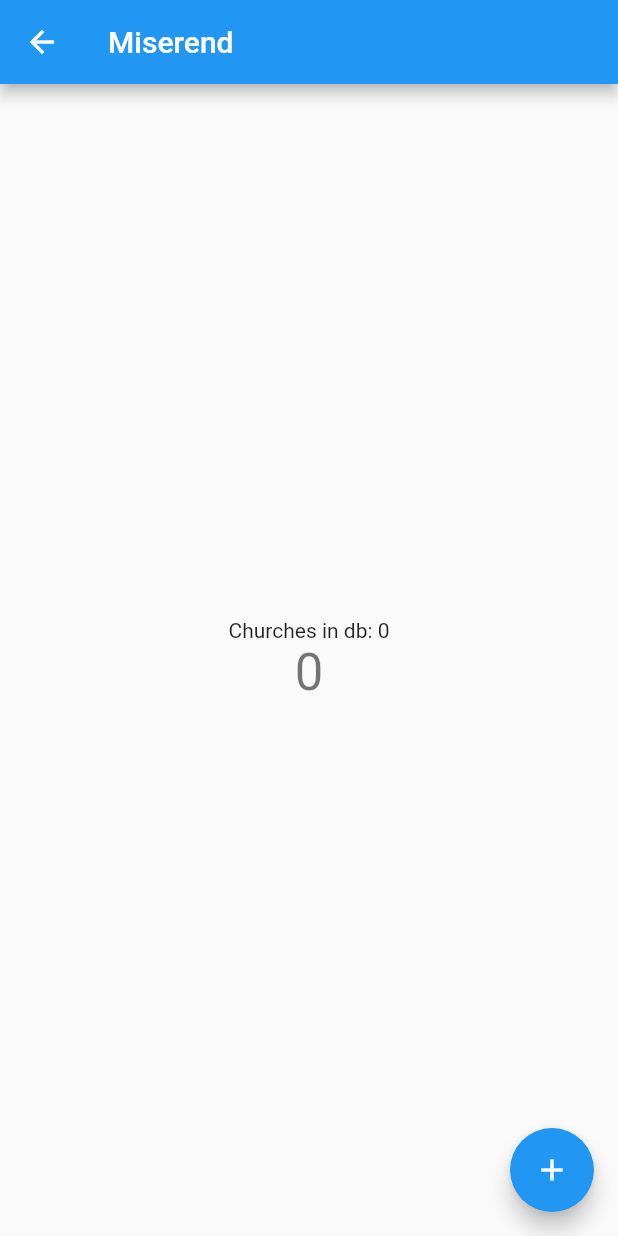
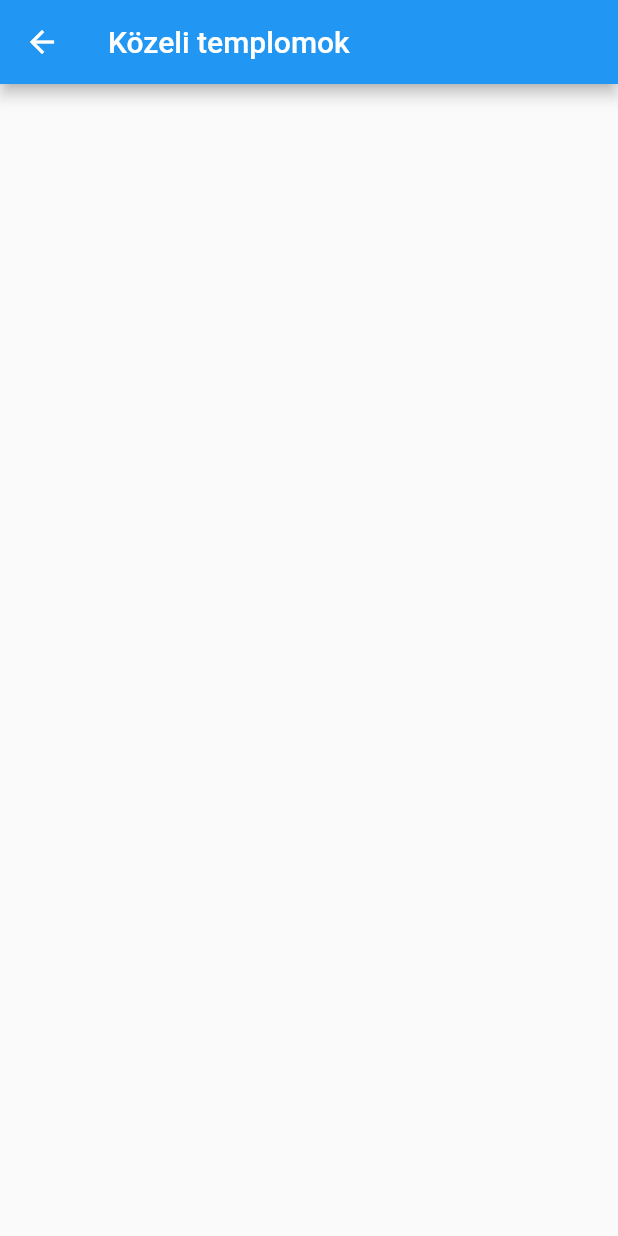
Before and after one commit to bmaczak/Miserend-Flutter, a Flutter app: the screen it shows after launch, on a phone screen of 412 x 824 dp. Run offline on Flutter 3.47's test engine with Material 2 defaults, Android fonts, the phone set to English and light mode, and no system bars; our stand-ins replace sqflite; accounts and stored records are empty; network calls fail.

Commit message:
Displaying church list

```diff
--- a/lib/database/church.dart
+++ b/lib/database/church.dart
@@ -1,6 +1,6 @@
 class Church {
   final int id;
-  final String name;
+  final String? name;
   final String? commonName;
   final bool? isGreek;
   final double? lat;
--- a/lib/main.dart
+++ b/lib/main.dart
@@ -34,100 +34,3 @@ class MyApp extends StatelessWidget {
     );
   }
 }
-
-class MyHomePage extends StatefulWidget {
-  const MyHomePage({super.key});
-
-  // This widget is the home page of your application. It is stateful, meaning
-  // that it has a State object (defined below) that contains fields that affect
-  // how it looks.
-
-  @override
-  State<MyHomePage> createState() => _MyHomePageState();
-}
-
-class _MyHomePageState extends State<MyHomePage> {
-  int _counter = 0;
-  String _message = "";
-
-  void _incrementCounter() {
-    setState(() {
-      // This call to setState tells the Flutter framework that something has
-      // changed in this State, which causes it to rerun the build method below
-      // so that the display can reflect the updated values. If we changed
-      // _counter without calling setState(), then the build method would not be
-      // called again, and so nothing would appear to happen.
-      _counter++;
-    });
-  }
-
-  @override
-  void initState() {
-    super.initState();
-    getMessage();
-  }
-
-  @override
-  Widget build(BuildContext context) {
-    // This method is rerun every time setState is called, for instance as done
-    // by the _incrementCounter method above.
-    //
-    // The Flutter framework has been optimized to make rerunning build methods
-    // fast, so that you can just rebuild anything that needs updating rather
-    // than having to individually change instances of widgets.
-    return Scaffold(
-      appBar: AppBar(
-        // Here we take the value from the MyHomePage object that was created by
-        // the App.build method, and use it to set our appbar title.
-        title: Text("Miserend"),
-      ),
-      body: Center(
-        // Center is a layout widget. It takes a single child and positions it
-        // in the middle of the parent.
-        child: Column(
-          // Column is also a layout widget. It takes a list of children and
-          // arranges them vertically. By default, it sizes itself to fit its
-          // children horizontally, and tries to be as tall as its parent.
-          //
-          // Invoke "debug painting" (press "p" in the console, choose the
-          // "Toggle Debug Paint" action from the Flutter Inspector in Android
-          // Studio, or the "Toggle Debug Paint" command in Visual Studio Code)
-          // to see the wireframe for each widget.
-          //
-          // Column has various properties to control how it sizes itself and
-          // how it positions its children. Here we use mainAxisAlignment to
-          // center the children vertically; the main axis here is the vertical
-          // axis because Columns are vertical (the cross axis would be
-          // horizontal).
-          mainAxisAlignment: MainAxisAlignment.center,
-          children: <Widget>[
-            Text(
-              '$_message',
-            ),
-            Text(
-              '$_counter',
-              style: Theme.of(context).textTheme.headline4,
-            ),
-          ],
-        ),
-      ),
-      floatingActionButton: FloatingActionButton(
-        onPressed: _incrementCounter,
-        tooltip: 'Increment',
-        child: const Icon(Icons.add),
-      ), // This trailing comma makes auto-formatting nicer for build methods.
-    );
-  }
-
-  Future<String> getMessage() async {
-    setState(() {
-      _message = "Loading churches...";
-    });
-    MiserendDatabase db = await MiserendDatabase.create();
-    List<Church> churches = await db.getAllChurches();
-    setState(() {
-      _message = 'Churches in db: ${churches.length}';
-    });
-    return _message;
-  }
-}
--- /dev/null
+++ b/lib/near_churches_page.dart
@@ -0,0 +1,53 @@
+import 'package:flutter/material.dart';
+
+import 'database/church.dart';
+import 'database/miserend_database.dart';
+
+class NearChurchesPage extends StatefulWidget {
+  const NearChurchesPage({super.key});
+
+  @override
+  State<NearChurchesPage> createState() => _NearChurchesPageState();
+}
+
+class _NearChurchesPageState extends State<NearChurchesPage> {
+
+  List<Church> churches = <Church>[];
+
+  @override
+  void initState() {
+    super.initState();
+    loadChurches();
+  }
+
+  @override
+  Widget build(BuildContext context) {
+    return Scaffold(
+      appBar: AppBar(
+        // Here we take the value from the MyHomePage object that was created by
+        // the App.build method, and use it to set our appbar title.
+        title: Text("Közeli templomok"),
+      ),
+      body: ListView.separated(
+        padding: const EdgeInsets.all(8),
+        itemCount: churches.length,
+        itemBuilder: (BuildContext context, int index) {
+          return Container(
+            height: 50,
+            color: Colors.white,
+            child: Center(child: Text(churches[index].name ?? "?")),
+          );
+        },
+        separatorBuilder: (BuildContext context, int index) => const Divider(),
+      ),
+    );
+  }
+
+  Future<void> loadChurches() async {
+    MiserendDatabase db = await MiserendDatabase.create();
+    var list = await db.getAllChurches();
+    setState(() {
+      churches = list;
+    });
+  }
+}
--- a/lib/splash.dart
+++ b/lib/splash.dart
@@ -2,6 +2,7 @@ import 'dart:io';
 import 'dart:typed_data';
 import 'package:flutter/foundation.dart';
 import 'package:flutter/material.dart';
+import 'package:miserend/near_churches_page.dart';
 import 'package:path/path.dart';
 import "package:sqflite/sqflite.dart";
 import 'main.dart';
@@ -31,7 +32,7 @@ class _RouteSplashState extends State<RouteSplash> {
   _goToMainScreen() {
     Navigator.push(
       this.context,
-      MaterialPageRoute(builder: (context) => const MyHomePage()),
+      MaterialPageRoute(builder: (context) => const NearChurchesPage()),
     );
   }
 
```
